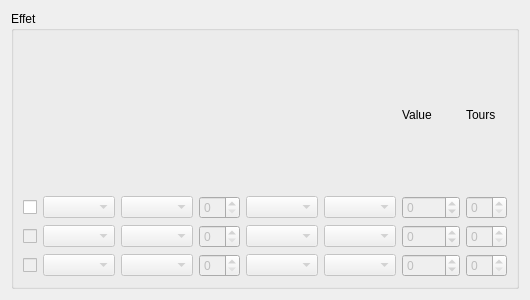
This is app/view/forms/effectview.ui in r0nd0ud0u/qt-rpg as Qt 5 draws it before an edit. The edited form follows.
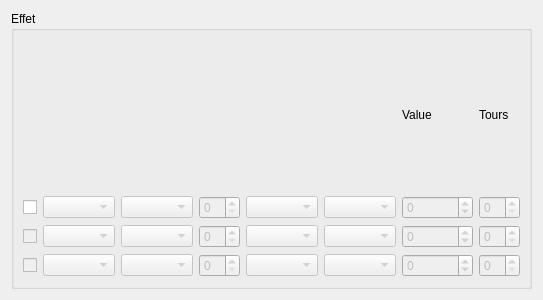
This is the edited form.

Patch:
```diff
--- a/app/view/forms/effectview.ui
+++ b/app/view/forms/effectview.ui
@@ -28,10 +28,10 @@
            <bool>false</bool>
           </property>
           <property name="minimum">
-           <number>-1000</number>
+           <number>-99999999</number>
           </property>
           <property name="maximum">
-           <number>1000</number>
+           <number>99999999</number>
           </property>
          </widget>
         </item>
@@ -141,10 +141,10 @@
            <bool>false</bool>
           </property>
           <property name="minimum">
-           <number>-1000</number>
+           <number>-99999999</number>
           </property>
           <property name="maximum">
-           <number>1000</number>
+           <number>99999999</number>
           </property>
          </widget>
         </item>
@@ -192,10 +192,10 @@
            <bool>false</bool>
           </property>
           <property name="minimum">
-           <number>-1000</number>
+           <number>-99999999</number>
           </property>
           <property name="maximum">
-           <number>1000</number>
+           <number>99999999</number>
           </property>
          </widget>
         </item>
```
